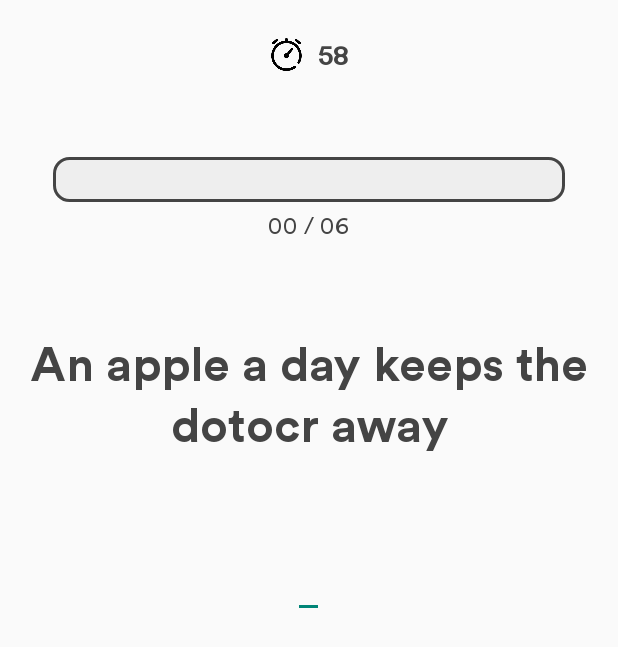
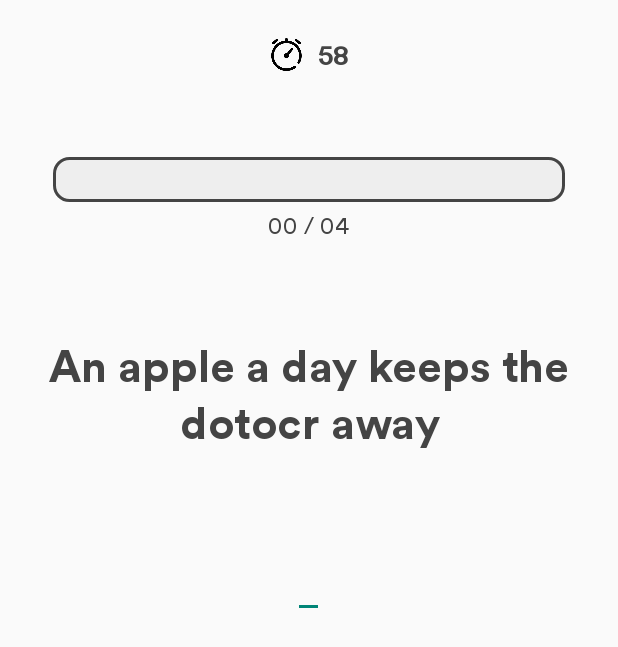
Before and after one commit to Wenpeng778435592/App-Compsci702, an Android app: the GameActivity screen opened directly, with no data from a screen before it, after a tap on "Start", on a phone screen of 412 x 824 dp. Shown: the top 647 px of the screen. Run offline under Robolectric (Android 15) with nearby library versions, the phone set to English and light mode, and no system bars.

Commit message:
final changes

```diff
--- a/app/src/main/java/com/compsci702/compsci702app/Level/Level1.java
+++ b/app/src/main/java/com/compsci702/compsci702app/Level/Level1.java
@@ -10,9 +10,9 @@ public class Level1 extends Level{
         super(context);
         this.levelType = LevelType.LEVEL_1;
         this.levelText = "Level 1 of 3";
-        this.levelDescription = "Unscramble 6 sentences within the minute to pass this level";
+        this.levelDescription = "Unscramble 4 sentences within the minute to pass this level";
         this.levelFinishedDescription = "One level down, two to go";
-        this.wordCountGoal = 6;
+        this.wordCountGoal = 4;
         this.levelNumber = 1;
         sentenceList = new SentenceList(wordCountGoal, context);
         targetSentence = sentenceList.getWord(currentWordCount);
--- a/app/src/main/java/com/compsci702/compsci702app/Level/Level2.java
+++ b/app/src/main/java/com/compsci702/compsci702app/Level/Level2.java
@@ -10,9 +10,9 @@ public class Level2 extends Level{
         super(context);
         this.levelType = LevelType.LEVEL_2;
         this.levelText = "Level 2 of 3";
-        this.levelDescription = "Unscramble 7 words within the minute to pass this level";
+        this.levelDescription = "Unscramble 5 words within the minute to pass this level";
         this.levelFinishedDescription = "Another level down, one step closer to victory";
-        this.wordCountGoal = 7;
+        this.wordCountGoal = 5;
         this.levelNumber = 2;
         sentenceList = new SentenceList(wordCountGoal, context);
         targetSentence = sentenceList.getWord(currentWordCount);
--- a/app/src/main/java/com/compsci702/compsci702app/Level/Level3.java
+++ b/app/src/main/java/com/compsci702/compsci702app/Level/Level3.java
@@ -10,9 +10,9 @@ public class Level3 extends Level{
         super(context);
         this.levelType = LevelType.LEVEL_3;
         this.levelText = "Level 3 of 3";
-        this.levelDescription = "Unscramble 8 words within the minute to win this game";
+        this.levelDescription = "Unscramble 6 words within the minute to win this game";
         this.levelFinishedDescription = "Wow, you made it to the end. Congratulations!";
-        this.wordCountGoal = 8;
+        this.wordCountGoal = 6;
         this.levelNumber = 3;
         sentenceList = new SentenceList(wordCountGoal, context);
         targetSentence = sentenceList.getWord(currentWordCount);
--- a/app/src/main/res/layout/activity_game.xml
+++ b/app/src/main/res/layout/activity_game.xml
@@ -94,7 +94,7 @@
                 android:gravity="center"
                 android:text=""
                 android:textColor="@color/darkGrey"
-                android:textSize="32sp"
+                android:textSize="30sp"
                 android:textStyle="bold"
                 app:fontFamily="@font/circularbold"
                 android:paddingEnd="10dp"
```
